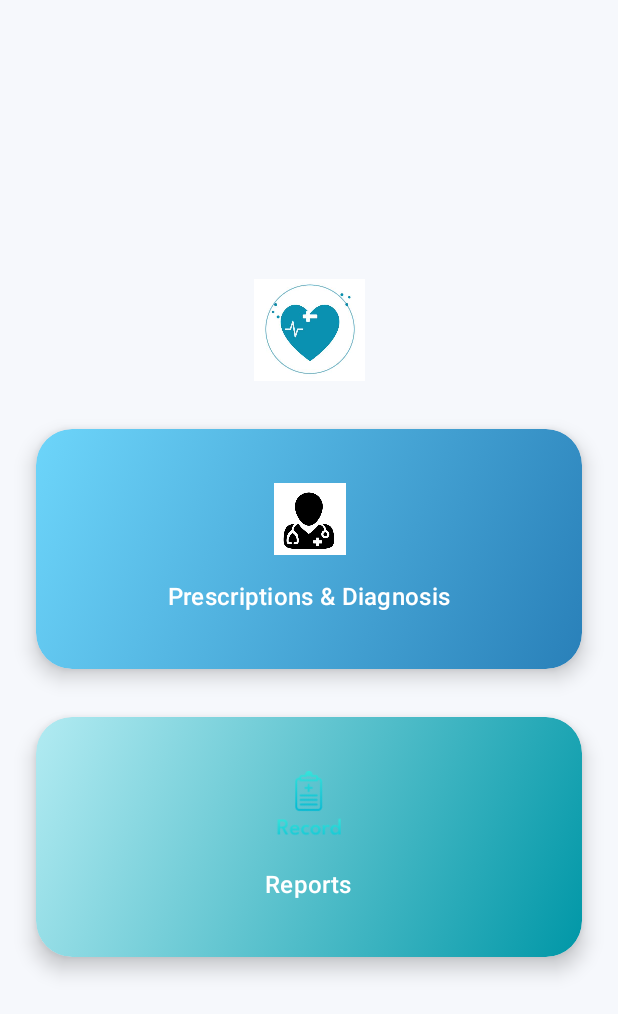
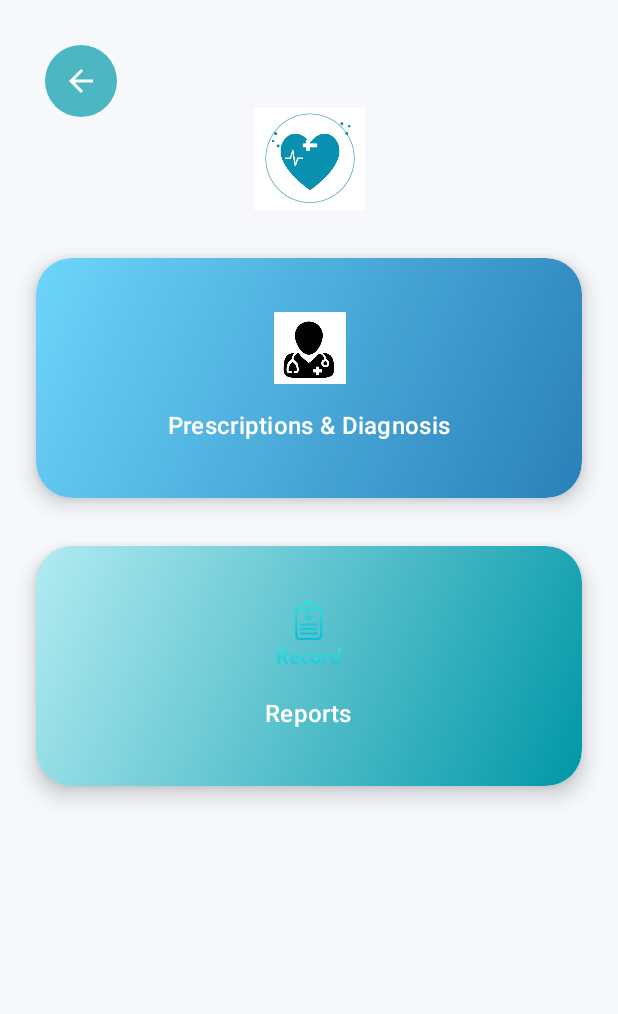
Before and after one commit to hamzahisam/Patient_Tracker_SE, an Android app built with Jetpack Compose: the PatientRecordOptionsScreen screen opened through its navigation route, on a phone screen of 412 x 824 dp. Shown: the top 1014 px of the screen. Run offline under Robolectric (Android 15) with nearby library versions, the phone set to English and light mode, and no system bars; our stand-ins replace Firebase (no records; nobody signed in at launch, a user with empty details on screens opened directly).

Commit message:
Added back button

```diff
--- /dev/null
+++ b/app/src/main/java/com/example/patienttracker/ui/screens/common/BackButton.kt
@@ -0,0 +1,33 @@
+package com.example.patienttracker.ui.screens.common
+
+import androidx.compose.foundation.background
+import androidx.compose.foundation.clickable
+import androidx.compose.foundation.layout.Box
+import androidx.compose.foundation.layout.size
+import androidx.compose.material3.Icon
+import androidx.compose.runtime.Composable
+import androidx.compose.ui.Modifier
+import androidx.compose.ui.graphics.Color
+import androidx.compose.ui.res.painterResource
+import androidx.compose.ui.unit.dp
+import androidx.navigation.NavController
+import com.example.patienttracker.R
+import androidx.compose.foundation.shape.CircleShape
+
+@Composable
+fun BackButton(navController: NavController, modifier: Modifier = Modifier) {
+    Box(
+        modifier = modifier
+            .size(48.dp)                 // small box for the arrow
+            .background(Color(0xFF4CB7C2), shape = CircleShape) // app theme color
+            .clickable { navController.popBackStack() },        // go back one screen
+        contentAlignment = androidx.compose.ui.Alignment.Center
+    ) {
+        Icon(
+            painter = painterResource(id = R.drawable.ic_back_arrow),
+            contentDescription = "Back",
+            tint = Color.White,
+            modifier = Modifier.size(24.dp)
+        )
+    }
+}
--- a/app/src/main/java/ui/screens/patient/PateintRecordOptionsScreen.kt
+++ b/app/src/main/java/ui/screens/patient/PateintRecordOptionsScreen.kt
@@ -18,6 +18,7 @@ import androidx.compose.ui.unit.dp
 import androidx.navigation.NavController
 import androidx.compose.foundation.Image
 import com.example.patienttracker.R
+import com.example.patienttracker.ui.screens.common.BackButton
 
 
 @Composable
@@ -25,16 +26,26 @@ fun PatientRecordOptionsScreen(navController: NavController) {
     val gradientPrescriptions = Brush.linearGradient(listOf(Color(0xFF6DD5FA), Color(0xFF2980B9)))
     val gradientReports = Brush.linearGradient(listOf(Color(0xFFB2EBF2), Color(0xFF0097A7)))
 
+    Box(
+        modifier = Modifier
+            .fillMaxSize()
+            .background(Color(0xFFF6F8FC))
+            .padding(24.dp)
+    ) {
+        // --- Back Button Header ---
+        BackButton(
+            navController = navController,
+            modifier = Modifier.padding(start = 6.dp, top = 6.dp)
+        )
+
         Column(
             modifier = Modifier
                 .fillMaxSize()
-            .background(Color(0xFFF6F8FC))
-            .padding(24.dp),
-        verticalArrangement = Arrangement.Center,
+                .padding(top = 48.dp), // leave space for header
+            verticalArrangement = Arrangement.Top,
             horizontalAlignment = Alignment.CenterHorizontally
         ) {
-
-        // --- Brand logo ---
+            // --- Brand Logo ---
             Image(
                 painter = painterResource(id = R.drawable.ic_healthtrack_logo),
                 contentDescription = "App Logo",
@@ -61,6 +72,7 @@ fun PatientRecordOptionsScreen(navController: NavController) {
                 gradient = gradientReports
             ) {
                 navController.navigate("patient_reports_screen")
+            }
         }
     }
 }
--- /dev/null
+++ b/app/src/main/res/drawable/ic_back_arrow.xml
@@ -0,0 +1,5 @@
+<vector xmlns:android="http://schemas.android.com/apk/res/android" android:autoMirrored="true" android:height="24dp" android:tint="#FDFDFD" android:viewportHeight="24" android:viewportWidth="24" android:width="24dp">
+
+    <path android:fillColor="@android:color/white" android:pathData="M20,11H7.83l5.59,-5.59L12,4l-8,8 8,8 1.41,-1.41L7.83,13H20v-2z"/>
+
+</vector>
```
Also changed, not shown: app/src/main/java/com/example/patienttracker/ui/components/BackButton.kt (added, +39 -0 lines), app/src/main/java/com/example/patienttracker/ui/screens/patient/BookAppointmentScreen.kt (+11 -3 lines), app/src/main/java/com/example/patienttracker/ui/screens/patient/DoctorListScreen.kt (+12 -7 lines), app/src/main/java/com/example/patienttracker/ui/screens/patient/FullScheduleScreen.kt (+11 -3 lines). Lines whose indentation alone changed are shown as unchanged.
